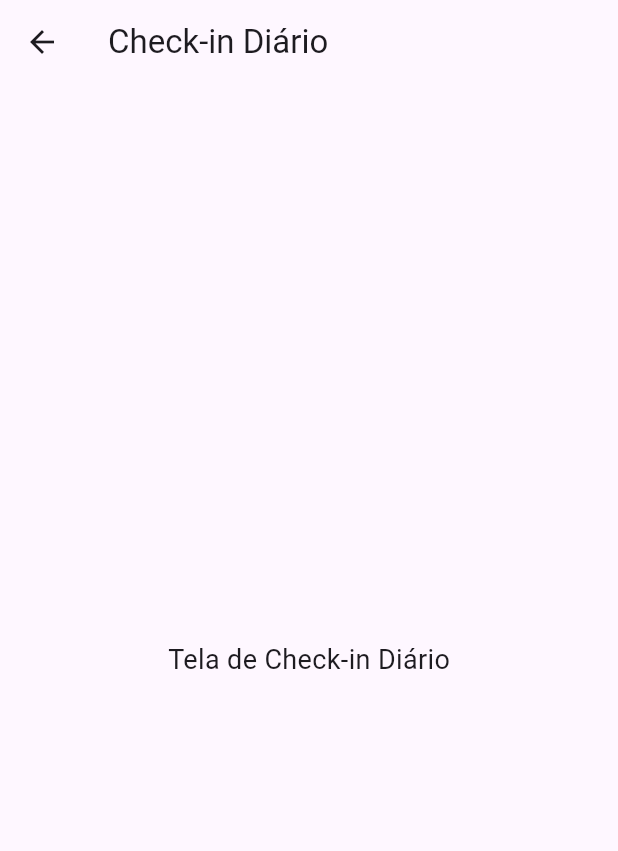
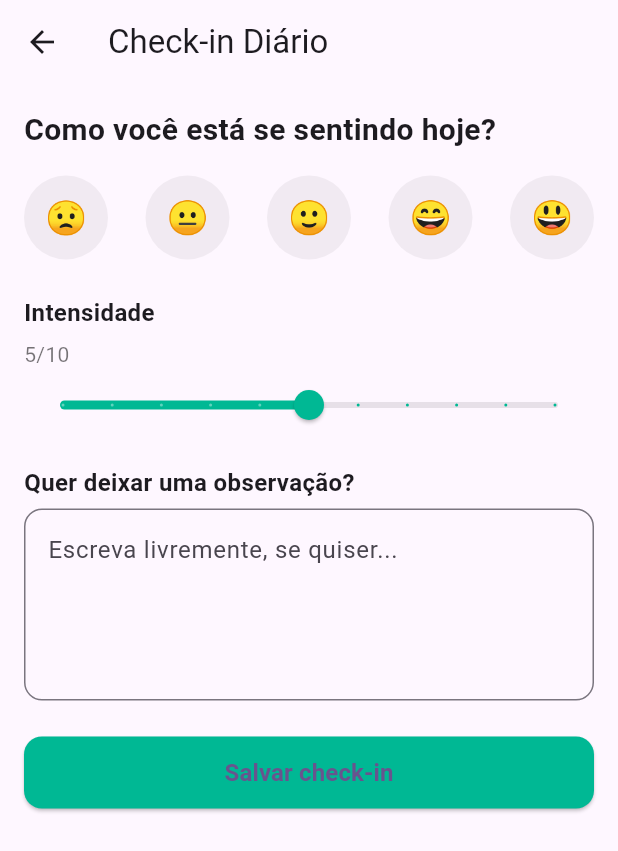
Before and after one commit to jcrrosario/MenteClara, a Flutter app: the screen it shows after launch, after a tap on "Registrar", on a phone screen of 412 x 824 dp. Shown: the top 851 px of the screen. Run offline on Flutter 3.47's test engine with Material 3 defaults, Android fonts, the light colour scheme and no system bars; our stand-ins replace drift; accounts and stored records are empty; generated files the repository leaves out were written again.

Commit message:
Tela de check-in

```diff
--- a/lib/pages/daily_checkin_page.dart
+++ b/lib/pages/daily_checkin_page.dart
@@ -1,7 +1,38 @@
 import 'package:flutter/material.dart';
 
-class DailyCheckInPage extends StatelessWidget {
+class DailyCheckInPage extends StatefulWidget {
   const DailyCheckInPage({super.key});
+
+  @override
+  State<DailyCheckInPage> createState() => _DailyCheckInPageState();
+}
+
+class _DailyCheckInPageState extends State<DailyCheckInPage> {
+  String? _selectedMood;
+  double _intensity = 5;
+  final TextEditingController _noteController = TextEditingController();
+
+  final List<String> _moods = ['😟', '😐', '🙂', '😄', '😃'];
+
+  void _saveCheckIn() {
+    if (_selectedMood == null) {
+      ScaffoldMessenger.of(context).showSnackBar(
+        const SnackBar(
+          content: Text('Selecione como você está se sentindo.'),
+        ),
+      );
+      return;
+    }
+
+    // Por enquanto só volta para a Home
+    // Depois você pode salvar no banco tranquilamente
+    Navigator.pop(context, {
+      'mood': _selectedMood,
+      'intensity': _intensity.round(),
+      'note': _noteController.text,
+      'date': DateTime.now().toIso8601String(),
+    });
+  }
 
   @override
   Widget build(BuildContext context) {
@@ -9,12 +40,124 @@ class DailyCheckInPage extends StatelessWidget {
       appBar: AppBar(
         title: const Text('Check-in Diário'),
       ),
-      body: const Center(
-        child: Text(
-          'Tela de Check-in Diário',
-          style: TextStyle(fontSize: 18),
+      body: SafeArea(
+        child: ListView(
+          padding: const EdgeInsets.all(16),
+          children: [
+            const Text(
+              'Como você está se sentindo hoje?',
+              style: TextStyle(
+                fontSize: 20,
+                fontWeight: FontWeight.w700,
+              ),
+            ),
+            const SizedBox(height: 16),
+
+            Row(
+              mainAxisAlignment: MainAxisAlignment.spaceBetween,
+              children: _moods.map((mood) {
+                final selected = mood == _selectedMood;
+                return GestureDetector(
+                  onTap: () {
+                    setState(() {
+                      _selectedMood = mood;
+                    });
+                  },
+                  child: CircleAvatar(
+                    radius: 28,
+                    backgroundColor: selected
+                        ? const Color(0xFF00B894)
+                        : Colors.black.withOpacity(0.05),
+                    child: Text(
+                      mood,
+                      style: const TextStyle(fontSize: 22),
+                    ),
+                  ),
+                );
+              }).toList(),
+            ),
+
+            const SizedBox(height: 24),
+
+            const Text(
+              'Intensidade',
+              style: TextStyle(
+                fontSize: 16,
+                fontWeight: FontWeight.w700,
+              ),
+            ),
+            const SizedBox(height: 6),
+            Text(
+              '${_intensity.round()}/10',
+              style: const TextStyle(color: Colors.black54),
+            ),
+
+            Slider(
+              value: _intensity,
+              min: 0,
+              max: 10,
+              divisions: 10,
+              activeColor: const Color(0xFF00B894),
+              label: _intensity.round().toString(),
+              onChanged: (value) {
+                setState(() {
+                  _intensity = value;
+                });
+              },
+            ),
+
+            const SizedBox(height: 16),
+
+            const Text(
+              'Quer deixar uma observação?',
+              style: TextStyle(
+                fontSize: 16,
+                fontWeight: FontWeight.w700,
+              ),
+            ),
+            const SizedBox(height: 6),
+
+            TextField(
+              controller: _noteController,
+              maxLines: 4,
+              decoration: InputDecoration(
+                hintText: 'Escreva livremente, se quiser...',
+                border: OutlineInputBorder(
+                  borderRadius: BorderRadius.circular(12),
+                ),
+              ),
+            ),
+
+            const SizedBox(height: 24),
+
+            SizedBox(
+              height: 48,
+              child: ElevatedButton(
+                style: ElevatedButton.styleFrom(
+                  backgroundColor: const Color(0xFF00B894),
+                  shape: RoundedRectangleBorder(
+                    borderRadius: BorderRadius.circular(12),
+                  ),
+                ),
+                onPressed: _saveCheckIn,
+                child: const Text(
+                  'Salvar check-in',
+                  style: TextStyle(
+                    fontSize: 16,
+                    fontWeight: FontWeight.w700,
+                  ),
+                ),
+              ),
+            ),
+          ],
         ),
       ),
     );
   }
+
+  @override
+  void dispose() {
+    _noteController.dispose();
+    super.dispose();
+  }
 }
--- a/lib/pages/home_page.dart
+++ b/lib/pages/home_page.dart
@@ -11,7 +11,6 @@ import 'daily_checkin_page.dart';
 import '../data/record_repository.dart';
 import '../data/drift_record_repository.dart';
 import 'who5_intro_page.dart';
-
 
 class HomePage extends StatefulWidget {
   const HomePage({super.key});
@@ -86,7 +85,6 @@ class _HomePageState extends State<HomePage> {
       context,
       MaterialPageRoute(builder: (_) => const RecordsListPage()),
     );
-    // Ao voltar, recarrega porque pode ter editado ou excluído lá dentro
     if (!mounted) return;
     await _loadRecent();
   }
@@ -144,7 +142,8 @@ class _HomePageState extends State<HomePage> {
                     child: _actionCard(
                       icon: Icons.edit_note,
                       title: 'Registro (RPD)',
-                      subtitle: 'Anote registros de pensamentos disfuncionais',
+                      subtitle:
+                      'Anote registros de pensamentos disfuncionais',
                       onTap: _openNewRecord,
                     ),
                   ),
@@ -252,7 +251,6 @@ class _HomePageState extends State<HomePage> {
                     ),
                   );
                 },
-
                 child: const Text(
                   'Registrar',
                   style: TextStyle(fontWeight: FontWeight.w700),
@@ -267,7 +265,6 @@ class _HomePageState extends State<HomePage> {
           ),
           const SizedBox(height: 14),
           Row(
-            mainAxisAlignment: MainAxisAlignment.start,
             children: const [
               _MoodDot('😟'),
               SizedBox(width: 10),
@@ -320,7 +317,8 @@ class _HomePageState extends State<HomePage> {
             const SizedBox(height: 4),
             Text(
               subtitle,
-              style: const TextStyle(fontSize: 12, color: Colors.black54),
+              style:
+              const TextStyle(fontSize: 12, color: Colors.black54),
             ),
           ],
         ),
@@ -334,7 +332,8 @@ class _HomePageState extends State<HomePage> {
         borderRadius: BorderRadius.circular(14),
         onTap: _openNewRecord,
         child: Container(
-          padding: const EdgeInsets.symmetric(horizontal: 14, vertical: 18),
+          padding:
+          const EdgeInsets.symmetric(horizontal: 14, vertical: 18),
           decoration: BoxDecoration(
             borderRadius: BorderRadius.circular(14),
             border: Border.all(color: Colors.black12),
@@ -402,15 +401,16 @@ class _HomePageState extends State<HomePage> {
       padding: const EdgeInsets.all(16),
       decoration: BoxDecoration(
         borderRadius: BorderRadius.circular(14),
-        color: const Color(0xFF0A2A66),
+        color: const Color(0xFF00B894), // VERDE DO APP
       ),
       child: Row(
         crossAxisAlignment: CrossAxisAlignment.start,
         children: [
           CircleAvatar(
             radius: 18,
-            backgroundColor: Colors.white.withOpacity(0.12),
-            child: const Icon(Icons.announcement_outlined, color: Colors.white),
+            backgroundColor: Colors.white.withOpacity(0.18),
+            child:
+            const Icon(Icons.announcement_outlined, color: Colors.white),
           ),
           const SizedBox(width: 12),
           const Expanded(
@@ -427,7 +427,8 @@ class _HomePageState extends State<HomePage> {
                 SizedBox(height: 8),
                 Text(
                   'Tecnologia feita para o que você sente',
-                  style: TextStyle(color: Colors.white70, height: 1.3),
+                  style:
+                  TextStyle(color: Colors.white70, height: 1.3),
                 ),
               ],
             ),
```
Also changed, not shown: 4 other files.
